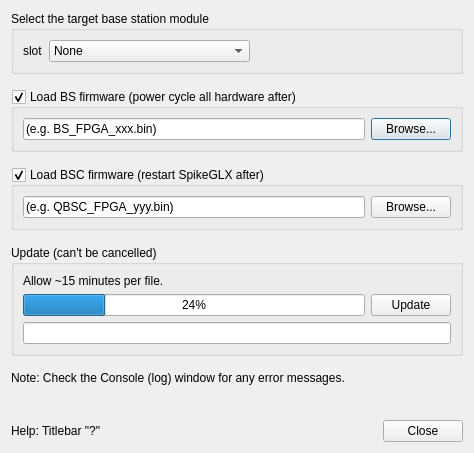
billkarsh/SpikeGLX, file Forms/IMFirmDlg.ui: the form before one commit.
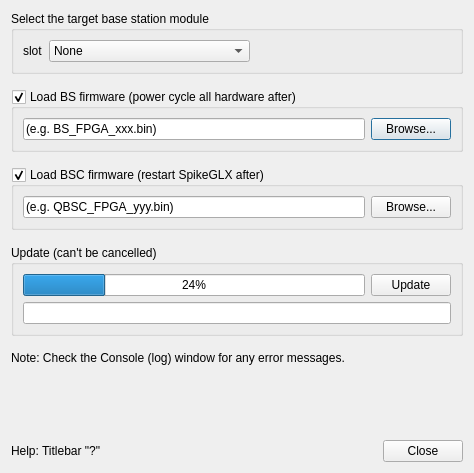
The form after the commit.

Patch:
```diff
--- a/Forms/IMFirmDlg.ui
+++ b/Forms/IMFirmDlg.ui
@@ -10,7 +10,7 @@
     <x>0</x>
     <y>0</y>
     <width>474</width>
-    <height>432</height>
+    <height>473</height>
    </rect>
   </property>
   <property name="windowTitle">
@@ -246,21 +246,14 @@
       <string>Update (can't be cancelled)</string>
      </property>
      <layout class="QGridLayout" name="gridLayout_3">
-      <item row="1" column="0">
+      <item row="0" column="0">
        <widget class="QProgressBar" name="PBar">
         <property name="value">
          <number>24</number>
         </property>
        </widget>
       </item>
-      <item row="0" column="0">
-       <widget class="QLabel" name="label_3">
-        <property name="text">
-         <string>Allow ~15 minutes per file.</string>
-        </property>
-       </widget>
-      </item>
-      <item row="1" column="1">
+      <item row="0" column="1">
        <widget class="QPushButton" name="updateBut">
         <property name="sizePolicy">
          <sizepolicy hsizetype="Preferred" vsizetype="Preferred">
@@ -273,7 +266,7 @@
         </property>
        </widget>
       </item>
-      <item row="2" column="0" colspan="2">
+      <item row="1" column="0" colspan="2">
        <widget class="QLineEdit" name="statusLE">
         <property name="focusPolicy">
          <enum>Qt::NoFocus</enum>
```
